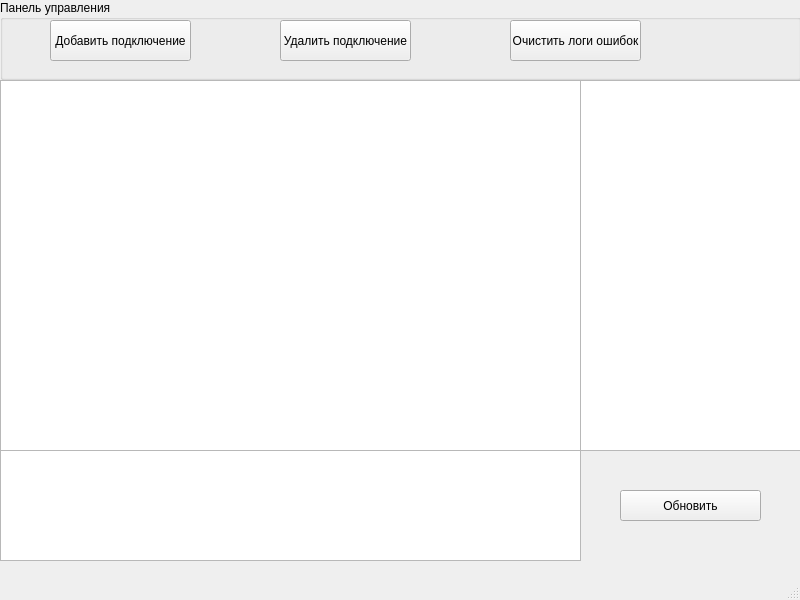
BlackSerperior6/TransformatorV2, file mainwindow.ui: the form before one commit.
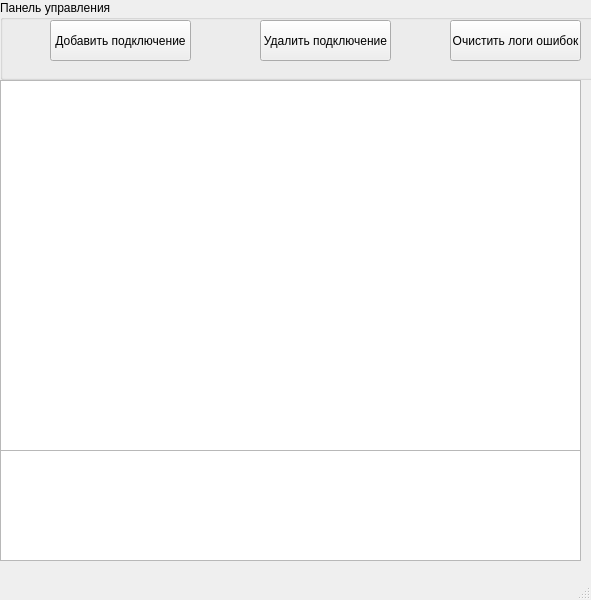
The form after the commit.

Diff of the .ui file:
```diff
--- a/mainwindow.ui
+++ b/mainwindow.ui
@@ -6,7 +6,7 @@
    <rect>
     <x>0</x>
     <y>0</y>
-    <width>800</width>
+    <width>591</width>
     <height>600</height>
    </rect>
   </property>
@@ -42,7 +42,7 @@
     <widget class="QPushButton" name="RemoveConnection">
      <property name="geometry">
       <rect>
-       <x>280</x>
+       <x>260</x>
        <y>20</y>
        <width>131</width>
        <height>41</height>
@@ -55,7 +55,7 @@
     <widget class="QPushButton" name="ClearErrorLogs">
      <property name="geometry">
       <rect>
-       <x>510</x>
+       <x>450</x>
        <y>20</y>
        <width>131</width>
        <height>41</height>
@@ -86,29 +86,6 @@
      </rect>
     </property>
    </widget>
-   <widget class="QListView" name="DataLogs">
-    <property name="geometry">
-     <rect>
-      <x>580</x>
-      <y>80</y>
-      <width>221</width>
-      <height>371</height>
-     </rect>
-    </property>
-   </widget>
-   <widget class="QPushButton" name="UpdateDataLogs">
-    <property name="geometry">
-     <rect>
-      <x>620</x>
-      <y>490</y>
-      <width>141</width>
-      <height>31</height>
-     </rect>
-    </property>
-    <property name="text">
-     <string>Обновить</string>
-    </property>
-   </widget>
   </widget>
   <widget class="QMenuBar" name="menubar">
    <property name="geometry">
```
Left out of the diff: 2 changed lines with no effect on the pictures.
